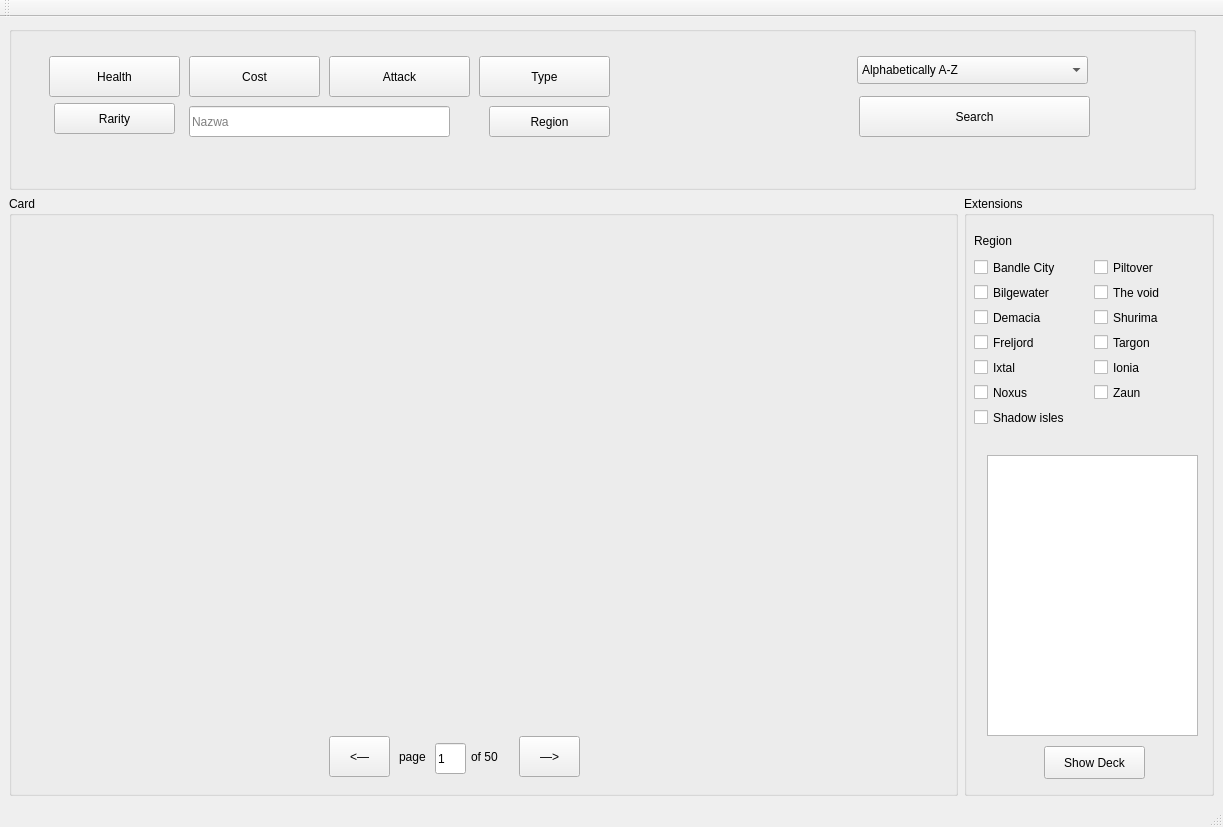
marcinwozniak0/BakcylProgramowania_2020, file mainwindow.ui: the form before one commit.
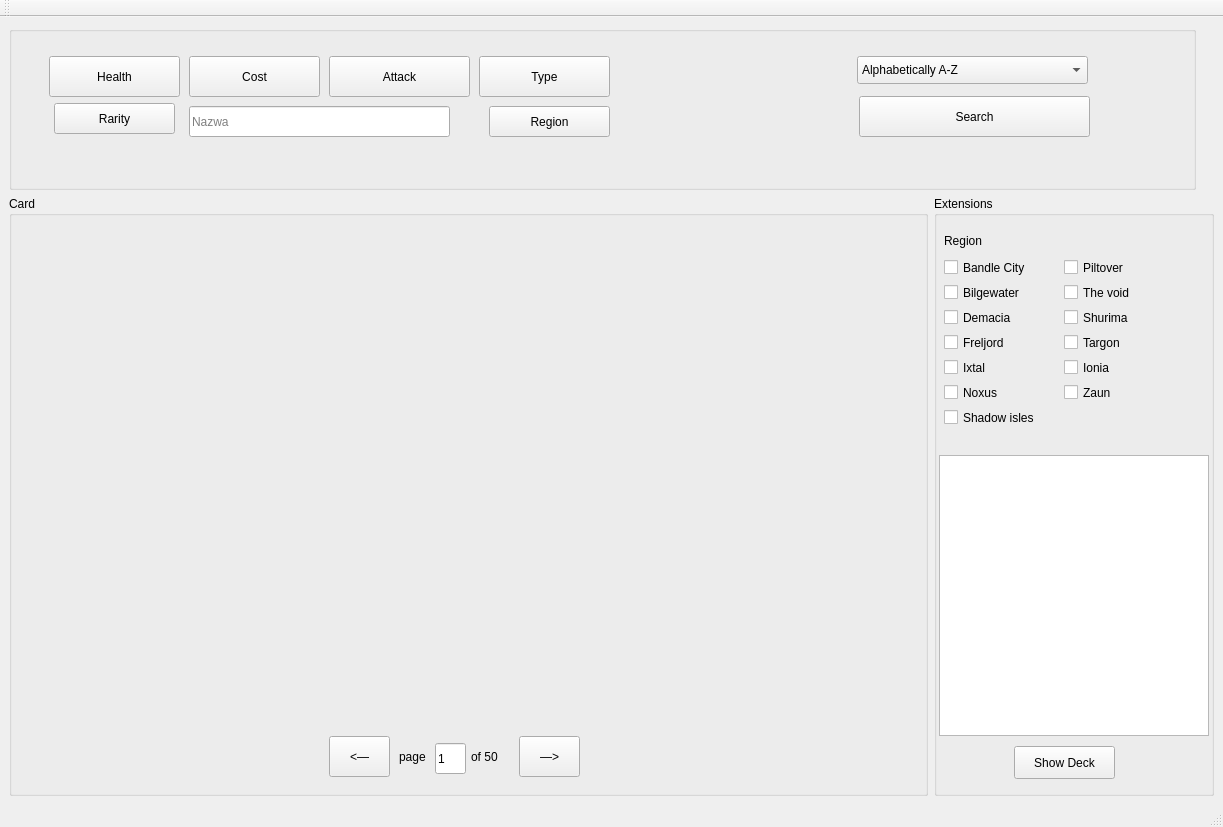
The form after the commit.

```diff
--- a/mainwindow.ui
+++ b/mainwindow.ui
@@ -267,7 +267,7 @@
      <widget class="QGroupBox" name="OptionsAndDeck">
       <property name="maximumSize">
        <size>
-        <width>250</width>
+        <width>280</width>
         <height>16777215</height>
        </size>
       </property>
@@ -792,9 +792,9 @@
       <widget class="QPlainTextEdit" name="DeckDisplay">
        <property name="geometry">
         <rect>
-         <x>23</x>
+         <x>5</x>
          <y>259</y>
-         <width>211</width>
+         <width>270</width>
          <height>281</height>
         </rect>
        </property>
```
Left out of the diff: 2 changed lines with no effect on the pictures.
